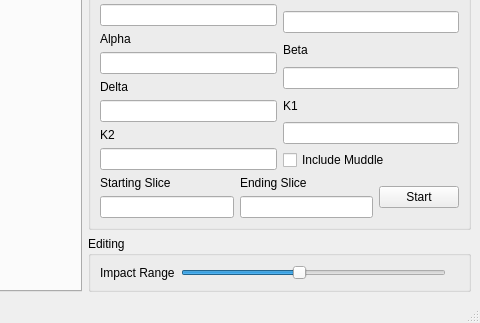
Qt form volume-cartographer/apps/VC/VCMain.ui (SuperOptimizer/villa) before a commit; both pictures show x 310 to 790 and y 497 to 820 of the 790 by 820 pixel window.
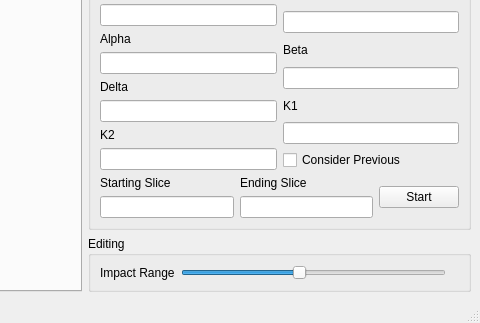
The same form after that commit.

Commit message: (VC-Texture) Change "Include Muddle" to "Consider Previous" to match vc_segment option naming. (docs) Update Running Segmentation documentation

What changed in the file:
```diff
--- a/volume-cartographer/apps/VC/VCMain.ui
+++ b/volume-cartographer/apps/VC/VCMain.ui
@@ -258,7 +258,7 @@
              <item>
               <widget class="QCheckBox" name="includeMiddleOpt">
                <property name="text">
-                <string>Include Muddle</string>
+                <string>Consider Previous</string>
                </property>
               </widget>
              </item>
```
The commit also changes 1 other file.
